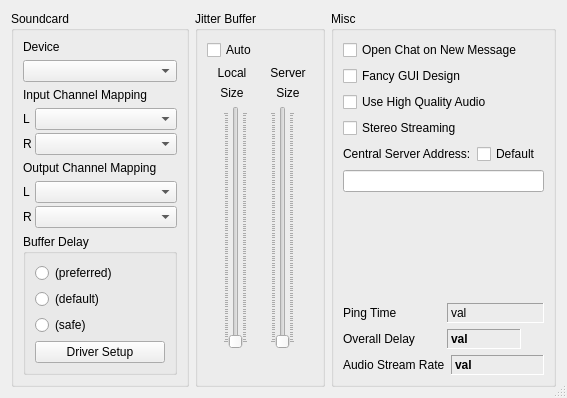
Old version of the form src/clientsettingsdlgbase.ui in the repository Daninet/jamulus.
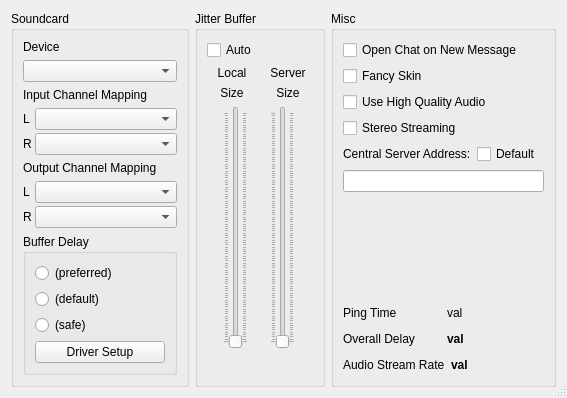
New version of the form. Icons and pictures are not drawn. Custom widgets are drawn as their Qt base class.

The edit to the form file:
```diff
--- a/src/clientsettingsdlgbase.ui
+++ b/src/clientsettingsdlgbase.ui
@@ -499,7 +499,7 @@
       <item>
        <widget class="QCheckBox" name="chbGUIDesignFancy" >
         <property name="text" >
-         <string>Fancy GUI Design</string>
+         <string>Fancy Skin</string>
         </property>
        </widget>
       </item>
@@ -587,12 +587,6 @@
             <height>20</height>
            </size>
           </property>
-          <property name="frameShape" >
-           <enum>QFrame::Panel</enum>
-          </property>
-          <property name="frameShadow" >
-           <enum>QFrame::Sunken</enum>
-          </property>
           <property name="text" >
            <string>val</string>
           </property>
@@ -634,12 +628,6 @@
               <bold>true</bold>
              </font>
             </property>
-            <property name="frameShape" >
-             <enum>QFrame::Panel</enum>
-            </property>
-            <property name="frameShadow" >
-             <enum>QFrame::Sunken</enum>
-            </property>
             <property name="text" >
              <string>val</string>
             </property>
@@ -694,12 +682,6 @@
             <bold>true</bold>
            </font>
           </property>
-          <property name="frameShape" >
-           <enum>QFrame::Panel</enum>
-          </property>
-          <property name="frameShadow" >
-           <enum>QFrame::Sunken</enum>
-          </property>
           <property name="text" >
            <string>val</string>
           </property>
```
